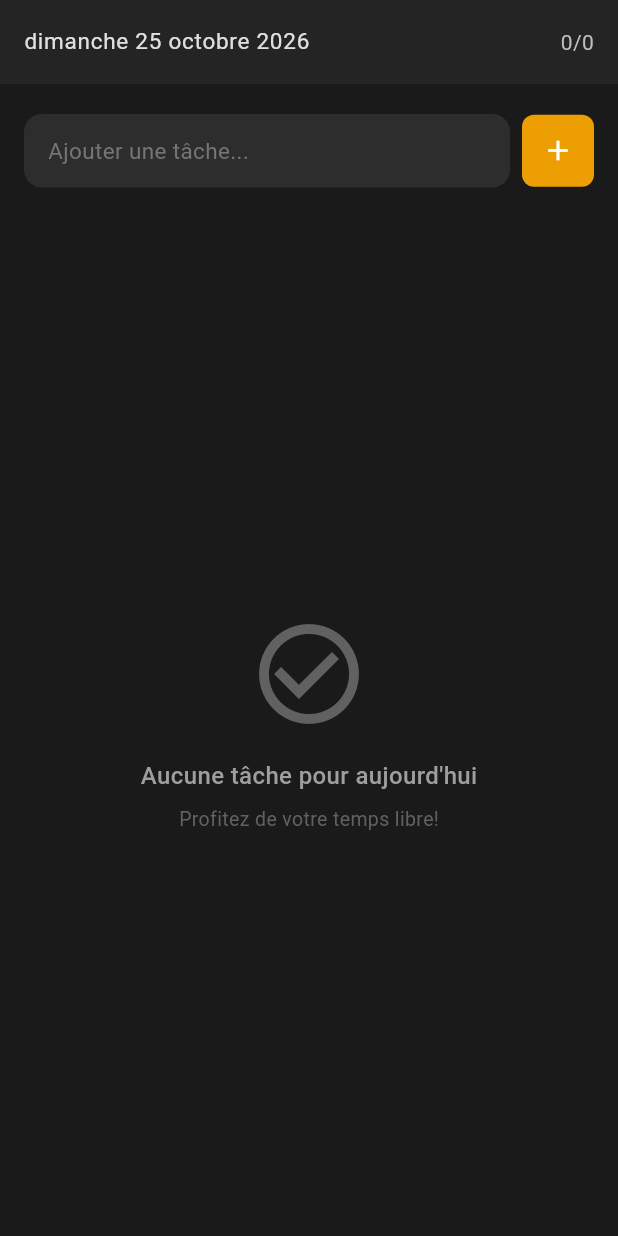
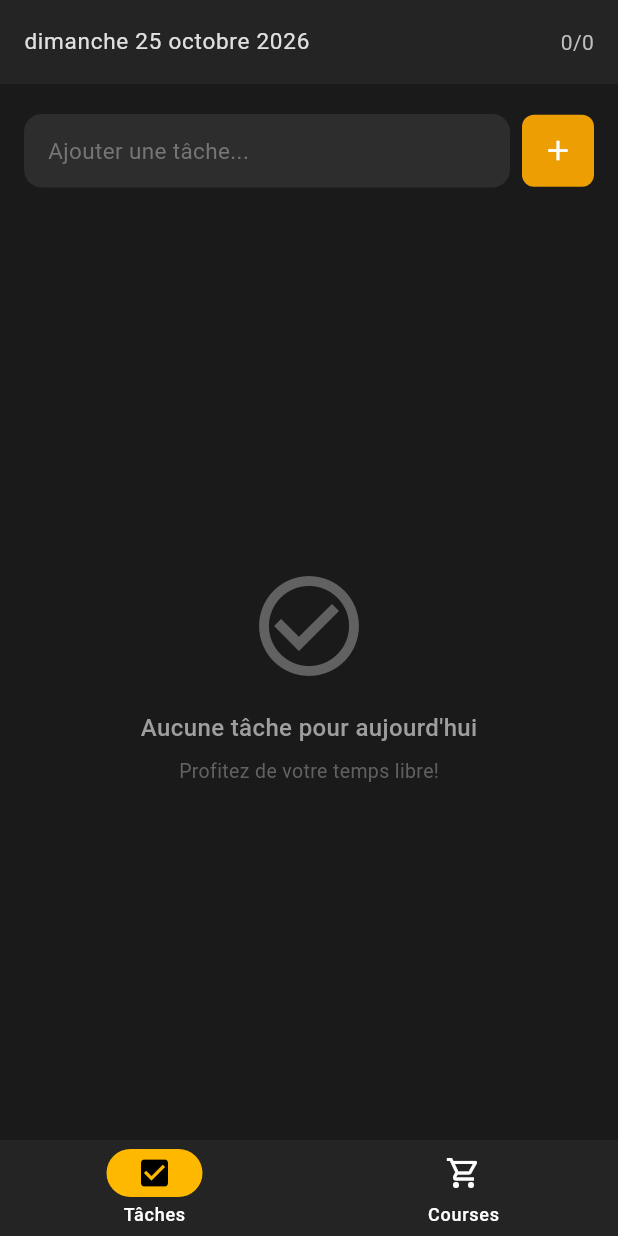
Before and after one commit to Belmine/todo_app, a Flutter app: the screen it shows after launch, after a tap on the "add" icon, on a phone screen of 412 x 824 dp. Run offline on Flutter 3.47's test engine with Material 3 defaults, Android fonts, the phone set to English and light mode, and no system bars; our stand-ins replace shared_preferences.

Commit message:
Ajoute une page liste de courses avec prix estimés
- Nouvelle page Courses : un article par ligne avec son prix estimé,
  total en haut, articles cochés une fois achetés et retirables d'un coup
- Stockage local séparé, sans remise à zéro quotidienne
- Barre de navigation en bas pour passer des tâches aux courses
- Tests widget pour la page et la navigation

Co-Authored-By: Claude Opus 5.5 <noreply@anthropic.com>

```diff
--- a/lib/main.dart
+++ b/lib/main.dart
@@ -3,6 +3,7 @@ import 'package:intl/intl.dart';
 import 'package:intl/date_symbol_data_local.dart';
 import 'models/task.dart';
 import 'services/task_service.dart';
+import 'pages/shopping_list_page.dart';
 
 void main() async {
   await initializeDateFormatting('fr_FR', null);
@@ -33,7 +34,52 @@ class MyApp extends StatelessWidget {
         ),
       ),
       themeMode: ThemeMode.dark,
-      home: const TodoHomePage(),
+      home: const HomePage(),
+    );
+  }
+}
+
+// Navigation entre la todo du jour et la liste de courses
+class HomePage extends StatefulWidget {
+  const HomePage({super.key});
+
+  @override
+  State<HomePage> createState() => _HomePageState();
+}
+
+class _HomePageState extends State<HomePage> {
+  int _currentIndex = 0;
+
+  @override
+  Widget build(BuildContext context) {
+    return Scaffold(
+      // IndexedStack garde l'état des deux pages quand on change d'onglet
+      body: IndexedStack(
+        index: _currentIndex,
+        children: const [
+          TodoHomePage(),
+          ShoppingListPage(),
+        ],
+      ),
+      bottomNavigationBar: NavigationBar(
+        selectedIndex: _currentIndex,
+        onDestinationSelected: (index) => setState(() => _currentIndex = index),
+        backgroundColor: const Color(0xFF242424),
+        indicatorColor: const Color(0xFFFFB800),
+        height: 64,
+        destinations: const [
+          NavigationDestination(
+            icon: Icon(Icons.check_box_outlined),
+            selectedIcon: Icon(Icons.check_box),
+            label: 'Tâches',
+          ),
+          NavigationDestination(
+            icon: Icon(Icons.shopping_cart_outlined),
+            selectedIcon: Icon(Icons.shopping_cart),
+            label: 'Courses',
+          ),
+        ],
+      ),
     );
   }
 }
--- /dev/null
+++ b/lib/pages/shopping_list_page.dart
@@ -0,0 +1,319 @@
+import 'package:flutter/material.dart';
+import 'package:flutter/services.dart';
+import 'package:intl/intl.dart';
+import '../models/shopping_item.dart';
+import '../services/shopping_service.dart';
+
+class ShoppingListPage extends StatefulWidget {
+  const ShoppingListPage({super.key});
+
+  @override
+  State<ShoppingListPage> createState() => _ShoppingListPageState();
+}
+
+class _ShoppingListPageState extends State<ShoppingListPage> {
+  final ShoppingService _shoppingService = ShoppingService();
+  final TextEditingController _nameController = TextEditingController();
+  final TextEditingController _priceController = TextEditingController();
+  final FocusNode _nameFocusNode = FocusNode();
+  final FocusNode _priceFocusNode = FocusNode();
+  final NumberFormat _priceFormat =
+      NumberFormat.currency(locale: 'fr_FR', symbol: '€');
+  List<ShoppingItem> _items = [];
+  bool _isLoading = true;
+
+  @override
+  void initState() {
+    super.initState();
+    _loadItems();
+  }
+
+  Future<void> _loadItems() async {
+    setState(() => _isLoading = true);
+    final items = await _shoppingService.loadItems();
+    setState(() {
+      _items = items;
+      _isLoading = false;
+    });
+  }
+
+  Future<void> _saveItems() async {
+    await _shoppingService.saveItems(_items);
+  }
+
+  void _addItem() {
+    final name = _nameController.text.trim();
+    if (name.isEmpty) return;
+
+    // Accepter la virgule comme séparateur décimal, un prix vide vaut 0
+    final priceText = _priceController.text.trim().replaceAll(',', '.');
+    final price = priceText.isEmpty ? 0.0 : double.tryParse(priceText);
+    if (price == null) return;
+
+    setState(() {
+      _items.add(ShoppingItem(
+        id: DateTime.now().millisecondsSinceEpoch.toString(),
+        name: name,
+        estimatedPrice: price,
+        createdAt: DateTime.now(),
+      ));
+    });
+    _nameController.clear();
+    _priceController.clear();
+    _nameFocusNode.requestFocus();
+    _saveItems();
+  }
+
+  void _toggleItem(int index) {
+    setState(() {
+      _items[index].isBought = !_items[index].isBought;
+    });
+    _saveItems();
+  }
+
+  void _deleteItem(int index) {
+    setState(() {
+      _items.removeAt(index);
+    });
+    _saveItems();
+  }
+
+  // Vider la liste des articles déjà achetés au retour du marché
+  void _removeBoughtItems() {
+    setState(() {
+      _items.removeWhere((item) => item.isBought);
+    });
+    _saveItems();
+  }
+
+  InputDecoration _inputDecoration(String hintText) {
+    return InputDecoration(
+      hintText: hintText,
+      hintStyle: TextStyle(
+        color: Colors.grey[600],
+        fontSize: 15,
+      ),
+      border: OutlineInputBorder(
+        borderRadius: BorderRadius.circular(12),
+        borderSide: BorderSide.none,
+      ),
+      contentPadding: const EdgeInsets.symmetric(
+        horizontal: 12,
+        vertical: 14,
+      ),
+      filled: true,
+      fillColor: const Color(0xFF2D2D2D),
+    );
+  }
+
+  @override
+  void dispose() {
+    _nameController.dispose();
+    _priceController.dispose();
+    _nameFocusNode.dispose();
+    _priceFocusNode.dispose();
+    super.dispose();
+  }
+
+  @override
+  Widget build(BuildContext context) {
+    final total = _items.fold<double>(0, (sum, item) => sum + item.estimatedPrice);
+    final hasBoughtItems = _items.any((item) => item.isBought);
+
+    return Scaffold(
+      appBar: AppBar(
+        title: Text(
+          'Liste de courses',
+          style: Theme.of(context).textTheme.bodyLarge?.copyWith(
+            color: Colors.grey[300],
+            fontSize: 15,
+          ),
+        ),
+        elevation: 0,
+        centerTitle: false,
+        actions: [
+          if (hasBoughtItems)
+            IconButton(
+              icon: const Icon(Icons.remove_done),
+              color: Colors.grey[400],
+              iconSize: 20,
+              tooltip: 'Retirer les articles achetés',
+              onPressed: _removeBoughtItems,
+            ),
+          Padding(
+            padding: const EdgeInsets.symmetric(horizontal: 16),
+            child: Center(
+              child: Text(
+                'Total ${_priceFormat.format(total)}',
+                style: Theme.of(context).textTheme.bodyMedium?.copyWith(
+                  color: Colors.grey[400],
+                  fontSize: 14,
+                ),
+              ),
+            ),
+          ),
+        ],
+      ),
+      body: _isLoading
+          ? const Center(child: CircularProgressIndicator())
+          : Column(
+              children: [
+                const SizedBox(height: 12),
+
+                // Formulaire d'ajout d'article
+                Padding(
+                  padding: const EdgeInsets.symmetric(horizontal: 16, vertical: 8),
+                  child: Row(
+                    children: [
+                      Expanded(
+                        child: TextField(
+                          controller: _nameController,
+                          focusNode: _nameFocusNode,
+                          style: Theme.of(context).textTheme.bodyMedium,
+                          textInputAction: TextInputAction.next,
+                          decoration: _inputDecoration('Ajouter un article...'),
+                          onSubmitted: (_) => _priceFocusNode.requestFocus(),
+                        ),
+                      ),
+                      const SizedBox(width: 8),
+                      SizedBox(
+                        width: 100,
+                        child: TextField(
+                          controller: _priceController,
+                          focusNode: _priceFocusNode,
+                          style: Theme.of(context).textTheme.bodyMedium,
+                          keyboardType: const TextInputType.numberWithOptions(decimal: true),
+                          inputFormatters: [
+                            FilteringTextInputFormatter.allow(RegExp(r'[0-9.,]')),
+                          ],
+                          textInputAction: TextInputAction.done,
+                          decoration: _inputDecoration('Prix').copyWith(suffixText: '€'),
+                          onSubmitted: (_) => _addItem(),
+                        ),
+                      ),
+                      const SizedBox(width: 8),
+                      Container(
+                        decoration: BoxDecoration(
+                          color: const Color.fromARGB(255, 236, 158, 2),
+                          borderRadius: BorderRadius.circular(8),
+                        ),
+                        child: IconButton(
+                          onPressed: _addItem,
+                          icon: const Icon(Icons.add),
+                          color: Colors.white,
+                          iconSize: 22,
+                        ),
+                      ),
+                    ],
+                  ),
+                ),
+                const SizedBox(height: 8),
+
+                // Liste des articles
+                Expanded(
+                  child: _items.isEmpty
+                      ? Center(
+                          child: Column(
+                            mainAxisAlignment: MainAxisAlignment.center,
+                            children: [
+                              Icon(
+                                Icons.shopping_cart_outlined,
+                                size: 80,
+                                color: Colors.grey[700],
+                              ),
+                              const SizedBox(height: 16),
+                              Text(
+                                'Aucun article dans la liste',
+                                style: TextStyle(
+                                  fontSize: 16,
+                                  color: Colors.grey[500],
+                                  fontWeight: FontWeight.w500,
+                                ),
+                              ),
+                              const SizedBox(height: 8),
+                              Text(
+                                'Ajoutez ce qu\'il vous faut pour le marché',
+                                style: TextStyle(
+                                  fontSize: 13,
+                                  color: Colors.grey[700],
+                                ),
+                              ),
+                            ],
+                          ),
+                        )
+                      : ListView.builder(
+                          itemCount: _items.length,
+                          itemBuilder: (context, index) {
+                            final item = _items[index];
+                            return Container(
+                              padding: const EdgeInsets.symmetric(
+                                horizontal: 16,
+                                vertical: 12,
+                              ),
+                              decoration: BoxDecoration(
+                                border: Border(
+                                  bottom: BorderSide(
+                                    color: Colors.grey[800]!,
+                                    width: 0.5,
+                                  ),
+                                ),
+                              ),
+                              child: Row(
+                                children: [
+                                  Checkbox(
+                                    value: item.isBought,
+                                    onChanged: (_) => _toggleItem(index),
+                                    activeColor: const Color(0xFFFFB800),
+                                    side: BorderSide(
+                                      color: Colors.grey[600]!,
+                                      width: 1.5,
+                                    ),
+                                  ),
+                                  const SizedBox(width: 8),
+                                  Expanded(
+                                    child: Text(
+                                      item.name,
+                                      style: TextStyle(
+                                        fontSize: 15,
+                                        decoration: item.isBought
+                                            ? TextDecoration.lineThrough
+                                            : null,
+                                        color: item.isBought
+                                            ? Colors.grey[600]
+                                            : Colors.grey[200],
+                                      ),
+                                    ),
+                                  ),
+                                  const SizedBox(width: 8),
+                                  Text(
+                                    _priceFormat.format(item.estimatedPrice),
+                                    style: TextStyle(
+                                      fontSize: 14,
+                                      decoration: item.isBought
+                                          ? TextDecoration.lineThrough
+                                          : null,
+                                      color: item.isBought
+                                          ? Colors.grey[600]
+                                          : Colors.grey[400],
+                                    ),
+                                  ),
+                                  const SizedBox(width: 12),
+                                  IconButton(
+                                    icon: const Icon(Icons.close),
+                                    color: Colors.grey[600],
+                                    iconSize: 18,
+                                    onPressed: () => _deleteItem(index),
+                                    padding: EdgeInsets.zero,
+                                    constraints: const BoxConstraints(),
+                                  ),
+                                ],
+                              ),
+                            );
+                          },
+                        ),
+                ),
+              ],
+            ),
+    );
+  }
+}
--- /dev/null
+++ b/lib/services/shopping_service.dart
@@ -0,0 +1,29 @@
+import 'dart:convert';
+import 'package:shared_preferences/shared_preferences.dart';
+import '../models/shopping_item.dart';
+
+// Contrairement aux tâches, la liste de courses n'est jamais remise à zéro
+// automatiquement : elle reste telle quelle jusqu'au passage au marché.
+class ShoppingService {
+  static const String _itemsKey = 'shopping_items';
+
+  // Charger les articles
+  Future<List<ShoppingItem>> loadItems() async {
+    final prefs = await SharedPreferences.getInstance();
+    final itemsJson = prefs.getString(_itemsKey);
+
+    if (itemsJson == null) {
+      return [];
+    }
+
+    final List<dynamic> decoded = jsonDecode(itemsJson);
+    return decoded.map((json) => ShoppingItem.fromJson(json)).toList();
+  }
+
+  // Sauvegarder les articles
+  Future<void> saveItems(List<ShoppingItem> items) async {
+    final prefs = await SharedPreferences.getInstance();
+    final itemsJson = jsonEncode(items.map((item) => item.toJson()).toList());
+    await prefs.setString(_itemsKey, itemsJson);
+  }
+}
```
Also changed, not shown: lib/models/shopping_item.dart (added, +37 -0 lines), 1 other file.
